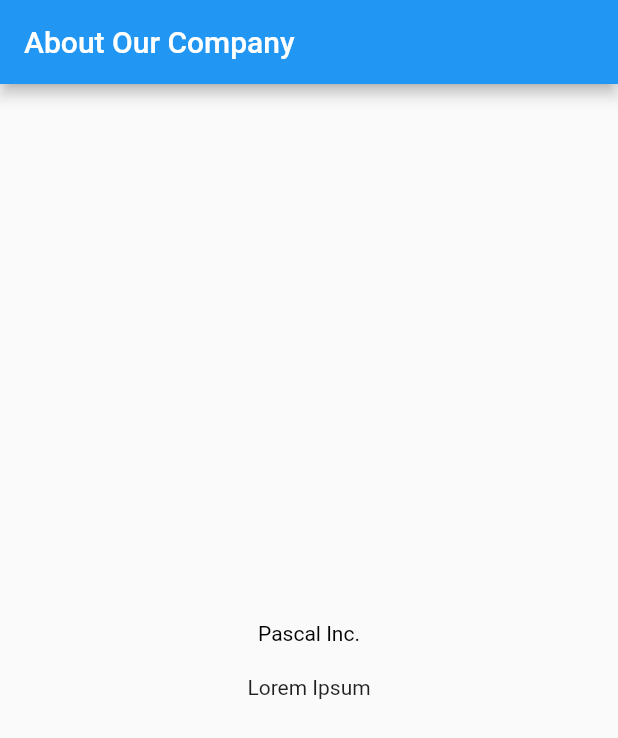
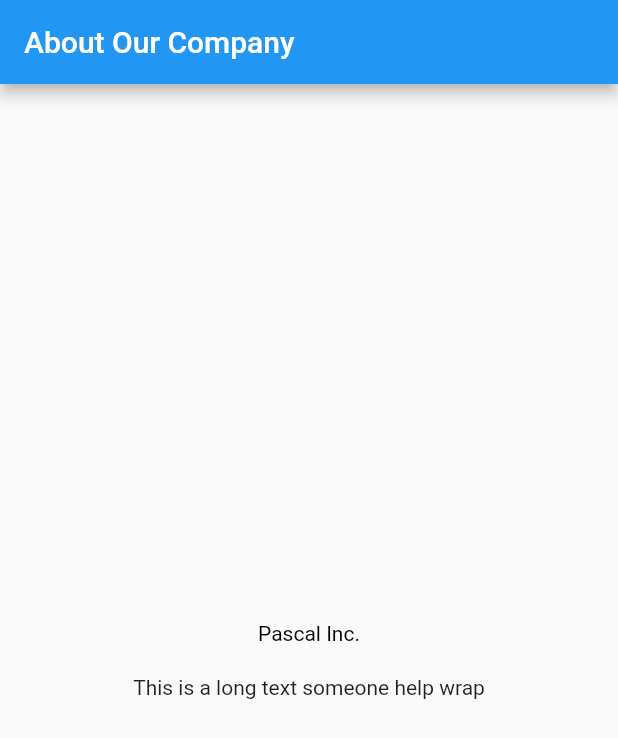
Before and after one commit to Pascal-Inc/Reserva-Flutter, a Flutter app: the screen it shows after launch, on a phone screen of 412 x 824 dp. Shown: the top 738 px of the screen. Run offline on Flutter 3.47's test engine with Material 2 defaults, Android fonts, the phone set to English and light mode, and no system bars; our stand-ins replace camera.

Commit message:
help wrap ples

```diff
--- a/lib/About Us.dart
+++ b/lib/About Us.dart
@@ -14,7 +14,14 @@ class AboutUs extends StatelessWidget {
                     style: TextStyle(
                         color: Colors.black, fontStyle: FontStyle.normal)),
                 SizedBox(height: 20, width: 20),
-                Row(
+                Text("This is a long text someone help wrap",
+                overflow: TextOverflow.ellipsis,
+                ),
+
+
+
+
+                /*Row(
                   children: [Text("Lorem Ipsum")],
                   // children: [
                   //   Flexible(
@@ -26,11 +33,15 @@ class AboutUs extends StatelessWidget {
                   //     ),
                   //   ),
                   // ],
-                )
+
+                )*/
               ])
         ]));
   }
 }
+
+
+
 // Positioned(
 //     left: position.dx,
 //     top: position.dy,
```
